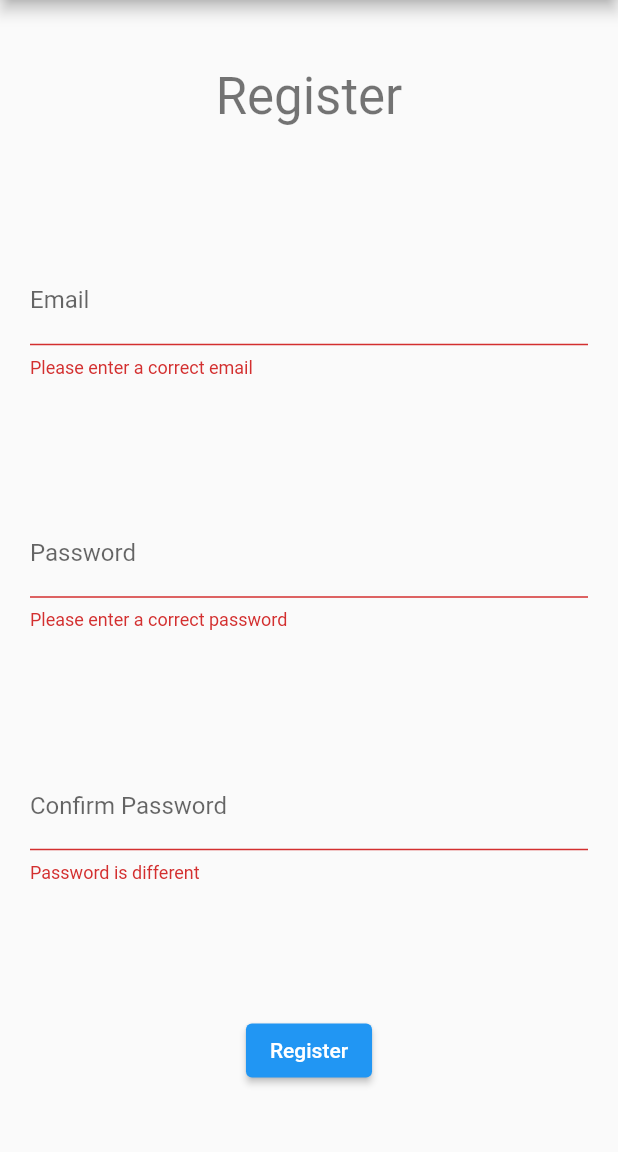
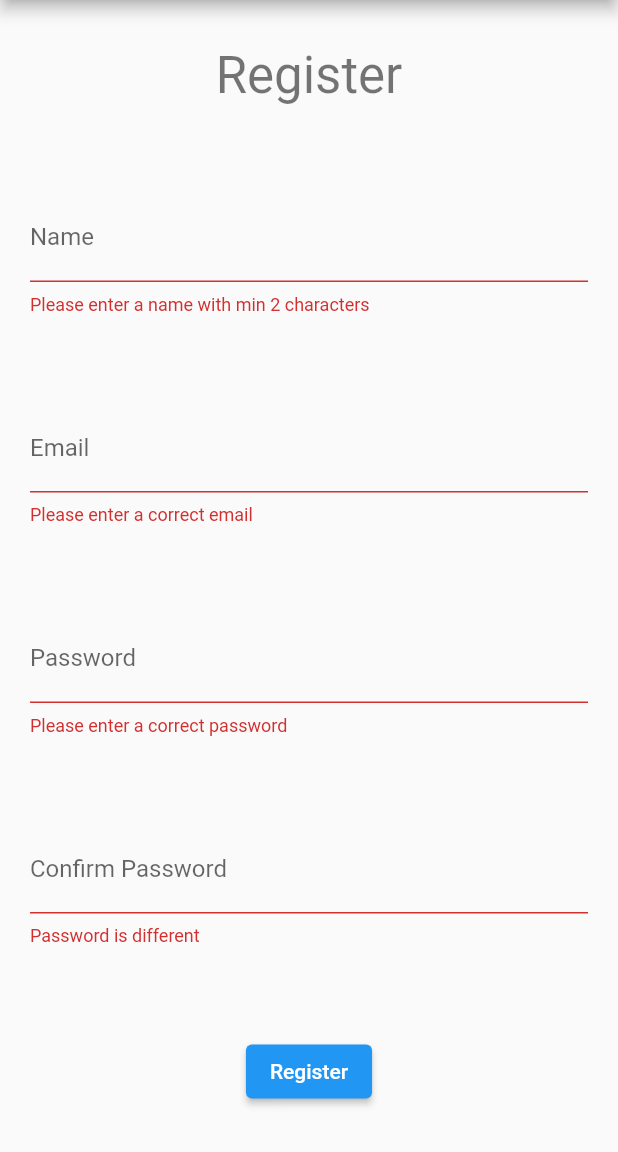
Before and after one commit to KodiakFR/my_mood, a Flutter app: the Register screen opened by its route, after a tap on "Register", on a phone screen of 412 x 824 dp, the part 84-1236 px from its top. Run offline on Flutter 3.47's test engine with Material 2 defaults, Android fonts, the phone set to English and light mode, and no system bars; our stand-ins replace cloud_firestore, cloud_functions, firebase_auth, firebase_core, firebase_storage, google_sign_in and 1 more; accounts and stored records are empty; generated files the repository leaves out were written again; network calls fail.

Commit message:
Ajout du prenom et de logo de base à la création

```diff
--- a/lib/models/user_entity.dart
+++ b/lib/models/user_entity.dart
@@ -1,10 +1,9 @@
 class UserEntity {
   //Attribute
+  String? name;
   String? email;
   String? password;
 
   //Constructor
-  UserEntity({this.email, this.password});
-
-
+  UserEntity({this.name, this.email, this.password});
 }
--- a/lib/screens/register/register.dart
+++ b/lib/screens/register/register.dart
@@ -10,6 +10,7 @@ final RegExp emailRegex = RegExp(r"[a-z0-9\._-]+@[a-z0-9\._-]+\.[a-z]+");
 //Variable for the form
 String? _email;
 String? _password;
+String? _name;
 RegisterVM registerVM = RegisterVM();
 
 class Register extends StatelessWidget {
@@ -29,6 +30,18 @@ class Register extends StatelessWidget {
                 children: [
                   Text("Register",
                       style: Theme.of(context).textTheme.headline4),
+                  TextFormField(
+                    validator: (value) {
+                      if (value == null || value.isEmpty || value.length < 3) {
+                        return 'Please enter a name with min 2 characters';
+                      }
+                      _name = value;
+                      return null;
+                    },
+                    keyboardType: TextInputType.emailAddress,
+                    decoration: const InputDecoration(
+                        hintText: 'Enter your name', labelText: 'Name'),
+                  ),
                   TextFormField(
                     validator: (value) {
                       if (value == null ||
@@ -75,8 +88,8 @@ class Register extends StatelessWidget {
                   ElevatedButton(
                     onPressed: () async {
                       if (_formKey.currentState!.validate()) {
-                        UserEntity user =
-                            UserEntity(email: _email, password: _password);
+                        UserEntity user = UserEntity(
+                            name: _name, email: _email, password: _password);
                         dynamic result = await registerVM.createUser(user);
                         if (result is UserCredential) {
                           Navigator.pop(context);
```
Also changed, not shown: lib/screens/summarize_answers/summarize_answers.dart (+18 -21 lines), lib/services/user_services.dart (+9 -5 lines), lib/IMG/154901-OV13BH-873.jpg (added), 1 other file.
